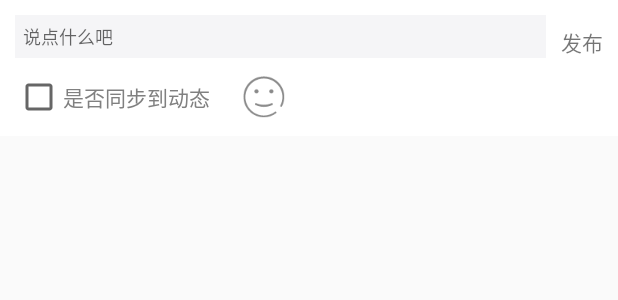
After one commit to redhood0/xuetuzhi, an Android app: the layout popup_leave_msg.xml on its own in the app's theme, with its tools: preview values and no code run, on a phone screen of 412 x 824 dp. The commit adds this screen. Shown: the top 300 px of the screen. Run offline under Robolectric (Android 15) with nearby library versions, the phone set to English and light mode, and no system bars.

Commit message:
#留言功能完成部分，还存在虚拟键盘不弹出bug

```diff
--- a/app/src/main/res/layout/item_learning_group.xml
+++ b/app/src/main/res/layout/item_learning_group.xml
@@ -216,6 +216,7 @@
             app:layout_constraintTop_toTopOf="parent" />
 
         <TextView
+            android:id="@+id/tv_learning_group_button_talk"
             android:layout_width="wrap_content"
             android:layout_height="wrap_content"
             android:layout_marginLeft="5dp"
--- /dev/null
+++ b/app/src/main/res/layout/popup_leave_msg.xml
@@ -0,0 +1,54 @@
+<?xml version="1.0" encoding="utf-8"?>
+<androidx.constraintlayout.widget.ConstraintLayout xmlns:android="http://schemas.android.com/apk/res/android"
+    xmlns:app="http://schemas.android.com/apk/res-auto"
+    android:layout_width="match_parent"
+    android:layout_height="wrap_content"
+    android:background="@color/white">
+
+    <EditText
+        android:id="@+id/et_leave_msg"
+        android:layout_width="0dp"
+        android:layout_height="wrap_content"
+        android:layout_marginLeft="10dp"
+        android:layout_marginTop="10dp"
+        android:layout_marginRight="10dp"
+        android:background="@color/editTextBgGray"
+        android:hint="说点什么吧"
+        android:padding="5dp"
+        android:textSize="12sp"
+        app:layout_constraintLeft_toLeftOf="parent"
+        app:layout_constraintRight_toLeftOf="@+id/tv_leave_msg_submit"
+        app:layout_constraintTop_toTopOf="parent" />
+
+    <TextView
+        android:id="@+id/tv_leave_msg_submit"
+        android:layout_width="wrap_content"
+        android:layout_height="wrap_content"
+        android:layout_marginRight="10dp"
+        android:text="发布"
+        android:textSize="14sp"
+        app:layout_constraintBottom_toBottomOf="@+id/et_leave_msg"
+        app:layout_constraintLeft_toRightOf="@+id/et_leave_msg"
+        app:layout_constraintRight_toRightOf="parent" />
+
+    <CheckBox
+        android:id="@+id/cb_leave_msg_synchronous"
+        android:layout_width="wrap_content"
+        android:layout_height="wrap_content"
+        android:layout_marginTop="10dp"
+        android:layout_marginBottom="10dp"
+        android:text="是否同步到动态"
+        android:textColor="@color/homePageTextGray"
+        app:layout_constraintBottom_toBottomOf="parent"
+        app:layout_constraintLeft_toLeftOf="@+id/et_leave_msg"
+        app:layout_constraintTop_toBottomOf="@+id/et_leave_msg" />
+
+    <ImageView
+        android:layout_width="wrap_content"
+        android:layout_height="0dp"
+        android:layout_marginLeft="20dp"
+        android:src="@mipmap/expression_icon"
+        app:layout_constraintBottom_toBottomOf="@+id/cb_leave_msg_synchronous"
+        app:layout_constraintLeft_toRightOf="@+id/cb_leave_msg_synchronous"
+        app:layout_constraintTop_toTopOf="@+id/cb_leave_msg_synchronous" />
+</androidx.constraintlayout.widget.ConstraintLayout>
```
Also changed, not shown: app/src/main/java/com/redhood/xtz/adapter/LearningGroupAdapter.java (+38 -11 lines), app/src/main/res/mipmap-xhdpi/expression_icon.png (added).
